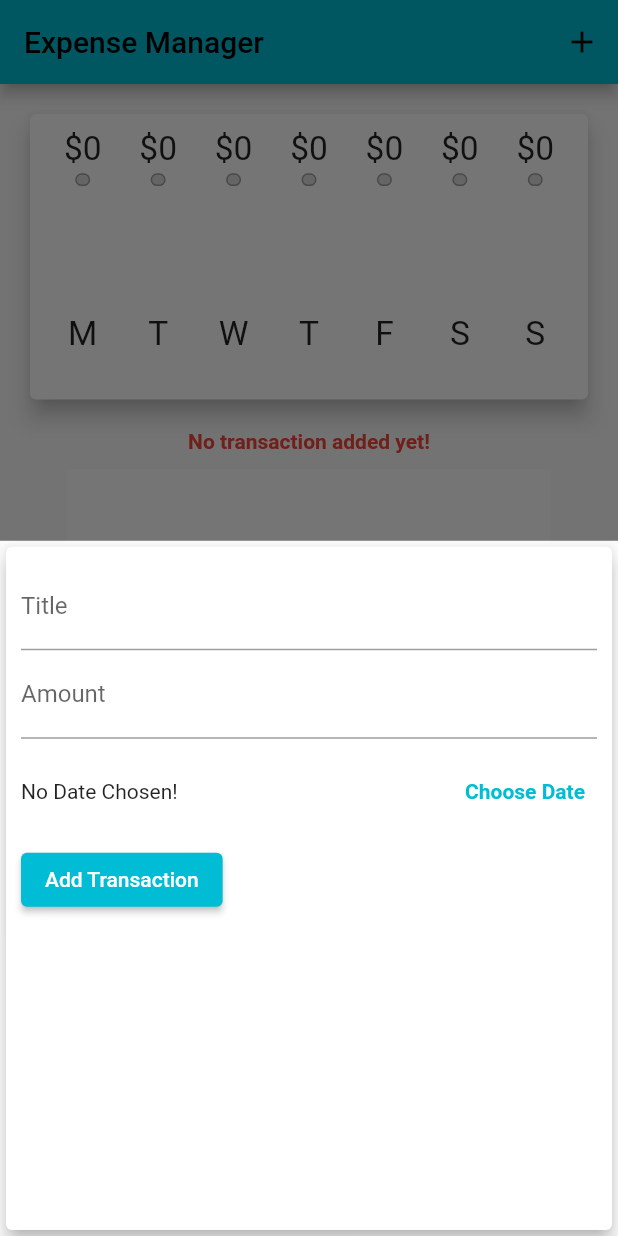
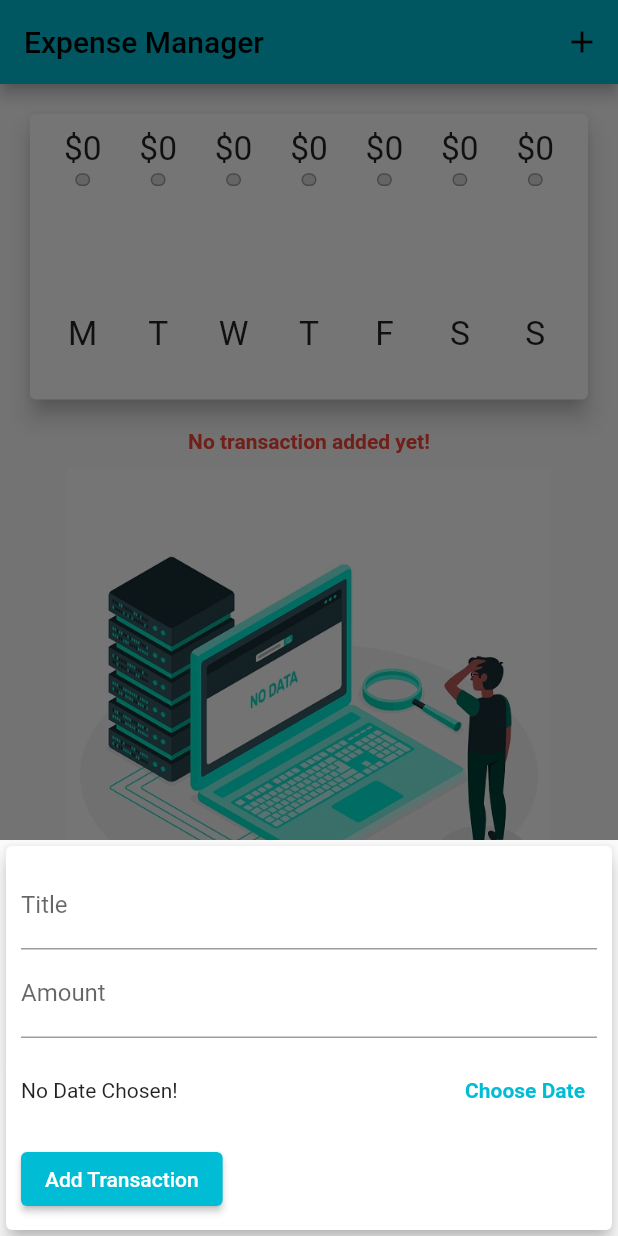
Before and after one commit to rohitranjan753/ExpenseManager, a Flutter app: the screen it shows after launch, after a tap on the "add" icon, on a phone screen of 412 x 824 dp. Run offline on Flutter 3.47's test engine with Material 2 defaults, Android fonts, the phone set to English and light mode, and no system bars.

Commit message:
final commit

```diff
--- a/lib/main.dart
+++ b/lib/main.dart
@@ -88,7 +88,8 @@ class _MyHomePageState extends State<MyHomePage> {
 
   @override
   Widget build(BuildContext context) {
-    final isLandscape =  MediaQuery.of(context).orientation == Orientation.landscape;
+    final mediaQuery = MediaQuery.of(context);
+    final isLandscape =  mediaQuery.orientation == Orientation.landscape;
     final appBar = AppBar(
       title: Text("Expense Manager"),
       actions: [
@@ -100,8 +101,8 @@ class _MyHomePageState extends State<MyHomePage> {
     );
 
     final txListWidget =  Container(
-        height: (MediaQuery.of(context).size.height -
-            appBar.preferredSize.height - MediaQuery.of(context).padding.top) *
+        height: (mediaQuery.size.height -
+            appBar.preferredSize.height - mediaQuery.padding.top) *
             0.7,
         child: TransactionList(_userTrasaction, _deleteTransaction));
     return Scaffold(
@@ -121,14 +122,14 @@ class _MyHomePageState extends State<MyHomePage> {
               ],
             ),
             if(!isLandscape) Container(
-                height: (MediaQuery.of(context).size.height -
-                    appBar.preferredSize.height - MediaQuery.of(context).padding.top) *
+                height: (mediaQuery.size.height -
+                    appBar.preferredSize.height - mediaQuery.padding.top) *
                     0.3,
                 child: Chart(_recentTransactions)),
             if(!isLandscape) txListWidget,
             if(isLandscape) _showChart ?Container(
-                height: (MediaQuery.of(context).size.height -
-                    appBar.preferredSize.height - MediaQuery.of(context).padding.top) *
+                height: (mediaQuery.size.height -
+                    appBar.preferredSize.height - mediaQuery.padding.top) *
                     0.7,
                 child: Chart(_recentTransactions)) : txListWidget
 
--- a/lib/widgets/new_transaction.dart
+++ b/lib/widgets/new_transaction.dart
@@ -56,10 +56,11 @@ class _NewTransactionState extends State<NewTransaction> {
 
   @override
   Widget build(BuildContext context) {
-    return Card(
+    return SingleChildScrollView(
+      child: Card(
         elevation: 5,
         child: Container(
-        padding: EdgeInsets.all(10),
+          padding: EdgeInsets.only(top: 10,left: 10,right: 10,bottom: MediaQuery.of(context).viewInsets.bottom+10),
           child: Column(
             crossAxisAlignment: CrossAxisAlignment.start,
             children: [
@@ -105,6 +106,7 @@ class _NewTransactionState extends State<NewTransaction> {
             ],
           ),
         ),
+      ),
     );
   }
 }
```
Also changed, not shown: lib/widgets/transaction_list.dart (+16 -8 lines). Lines whose indentation alone changed are shown as unchanged.
